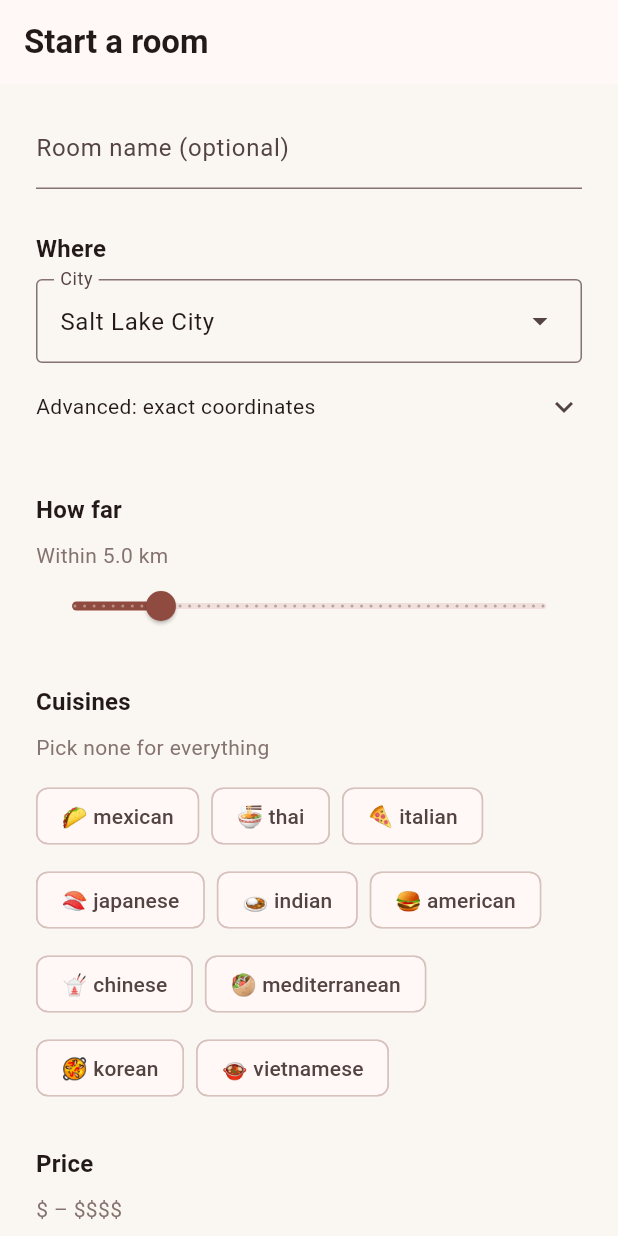
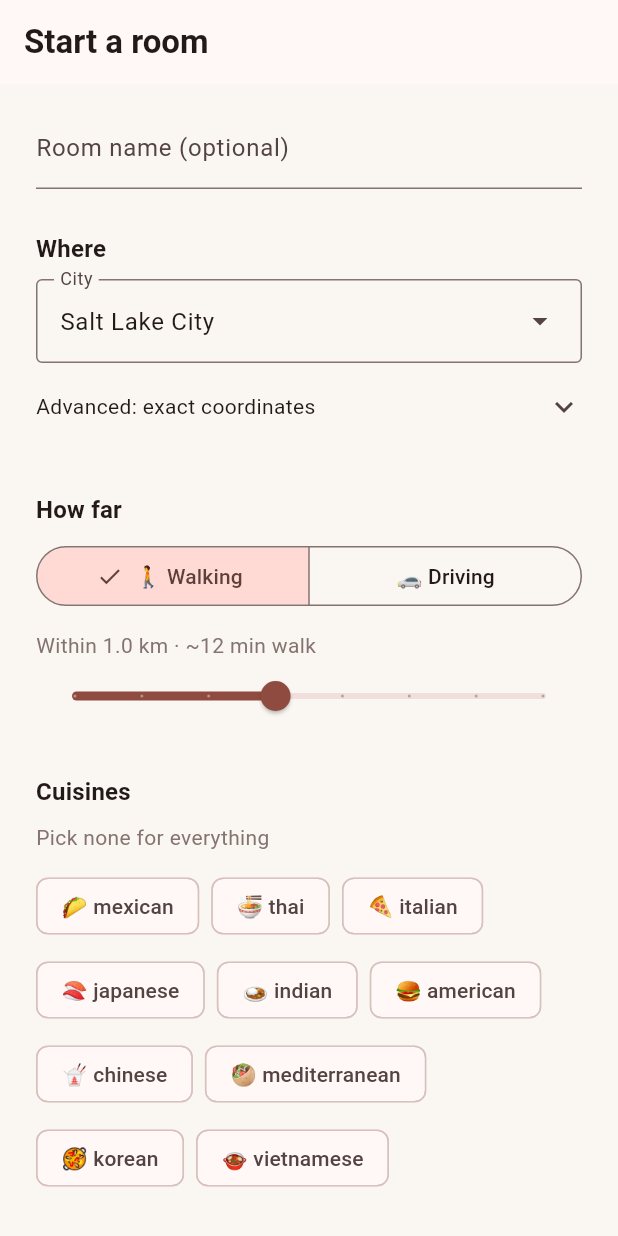
Before and after one commit to sdstolworthy/dinnermate-fable, a Flutter app: the CreateRoomScreen screen opened by its route, on a phone screen of 412 x 824 dp. Run offline on Flutter 3.47's test engine with Material 3 defaults, Android fonts, the phone set to English and light mode, and no system bars; our stand-ins replace go_router, shared_preferences; accounts and stored records are empty.

Commit message:
feat(client): walk/drive radius, card flip with hours
Co-Authored-By: Claude Opus 4.8 (1M context) <noreply@anthropic.com>

```diff
--- a/client/lib/src/screens/create_room.dart
+++ b/client/lib/src/screens/create_room.dart
@@ -21,6 +21,8 @@ const _presets = [
   _CityPreset('New York', 40.7128, -74.0060),
   _CityPreset('Austin', 30.2672, -97.7431),
 ];
+
+enum TravelMode { walking, driving }
 
 const _cuisines = [
   'mexican',
@@ -49,7 +51,8 @@ class _CreateRoomScreenState extends State<CreateRoomScreen> {
   final _shareName = TextEditingController();
 
   _CityPreset _city = _presets.first;
-  double _radiusM = 5000;
+  TravelMode _travelMode = TravelMode.walking;
+  double _radiusM = 1000;
   final Set<String> _selectedCuisines = {};
   RangeValues _price = const RangeValues(1, 4);
   double _minRating = 0;
@@ -65,6 +68,14 @@ class _CreateRoomScreenState extends State<CreateRoomScreen> {
     _shareName.dispose();
     super.dispose();
   }
+
+  // Walking minutes at 80 m/min; `~/` matches the spec's "1.0 km · ~12 min
+  // walk" example (1000/80 = 12.5).
+  String get _radiusLabel => switch (_travelMode) {
+        TravelMode.walking => '${(_radiusM / 1000).toStringAsFixed(1)} km '
+            '· ~${_radiusM ~/ 80} min walk',
+        TravelMode.driving => '${(_radiusM / 1000).round()} km',
+      };
 
   Future<void> _create() async {
     final api = context.read<ApiClient>();
@@ -219,17 +230,35 @@ class _CreateRoomScreenState extends State<CreateRoomScreen> {
               ],
             ),
             _section('How far'),
+            SegmentedButton<TravelMode>(
+              segments: const [
+                ButtonSegment(
+                  value: TravelMode.walking,
+                  label: Text('🚶 Walking'),
+                ),
+                ButtonSegment(
+                  value: TravelMode.driving,
+                  label: Text('🚗 Driving'),
+                ),
+              ],
+              selected: {_travelMode},
+              onSelectionChanged: (modes) => setState(() {
+                _travelMode = modes.first;
+                _radiusM = _travelMode == TravelMode.walking ? 1000 : 5000;
+              }),
+            ),
+            const SizedBox(height: 12),
             Text(
-              'Within ${(_radiusM / 1000).toStringAsFixed(1)} km',
+              'Within $_radiusLabel',
               style: theme.textTheme.bodyMedium
                   ?.copyWith(color: theme.colorScheme.outline),
             ),
             Slider(
               value: _radiusM,
-              min: 500,
-              max: 25000,
-              divisions: 49,
-              label: '${(_radiusM / 1000).toStringAsFixed(1)} km',
+              min: _travelMode == TravelMode.walking ? 250 : 2000,
+              max: _travelMode == TravelMode.walking ? 2000 : 40000,
+              divisions: _travelMode == TravelMode.walking ? 7 : 38,
+              label: _radiusLabel,
               onChanged: (value) => setState(() => _radiusM = value),
             ),
             _section('Cuisines'),
```
Also changed, not shown: client/lib/src/widgets/open_badge.dart (added, +65 -0 lines), client/lib/src/widgets/restaurant_card.dart (+108 -11 lines), client/lib/src/widgets/swipe_deck.dart (+48 -3 lines), 4 other files.
